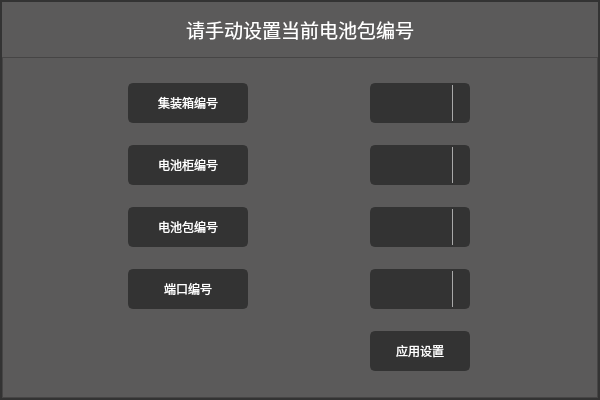
Old version of the form ui/ui_initSetting.ui in the repository saberrin/EIS_GUI.
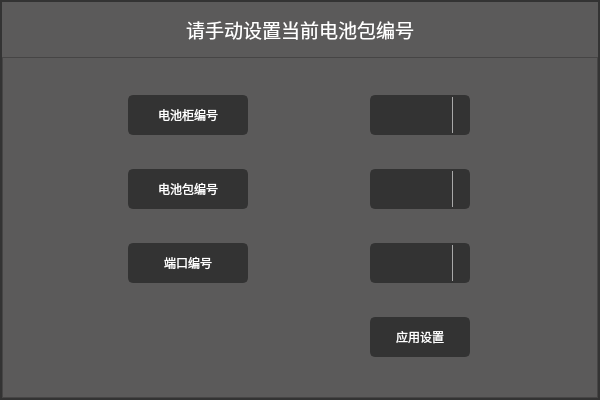
New version of the form. Icons and pictures are not drawn.

Patch:
```diff
--- a/ui/ui_initSetting.ui
+++ b/ui/ui_initSetting.ui
@@ -146,42 +146,7 @@
          <enum>QFrame::Raised</enum>
         </property>
         <layout class="QGridLayout" name="gridLayout">
-         <item row="0" column="0">
-          <widget class="QLabel" name="label_16">
-           <property name="sizePolicy">
-            <sizepolicy hsizetype="Fixed" vsizetype="Fixed">
-             <horstretch>0</horstretch>
-             <verstretch>0</verstretch>
-            </sizepolicy>
-           </property>
-           <property name="minimumSize">
-            <size>
-             <width>120</width>
-             <height>40</height>
-            </size>
-           </property>
-           <property name="styleSheet">
-            <string notr="true">QLabel {
-	font: 14pt &quot;Adobe 黑体 Std R&quot;;
-	border: 2px solid rgb(51,51,51);
-	border-radius: 5px;	
-	color:rgb(255,255,255);
-	background-color: rgb(51,51,51);
-}
-QLabel {
-	border: 2px solid rgb(51,51,51);
-	background-color: rgb(51,51,51);
-}</string>
-           </property>
-           <property name="text">
-            <string>集装箱编号</string>
-           </property>
-           <property name="alignment">
-            <set>Qt::AlignCenter</set>
-           </property>
-          </widget>
-         </item>
-         <item row="2" column="1">
+         <item row="1" column="1">
           <widget class="QComboBox" name="comboBox">
            <property name="sizePolicy">
             <sizepolicy hsizetype="Fixed" vsizetype="Fixed">
@@ -253,79 +218,7 @@
            </property>
           </widget>
          </item>
-         <item row="0" column="1">
-          <widget class="QComboBox" name="comboBox_2">
-           <property name="sizePolicy">
-            <sizepolicy hsizetype="Fixed" vsizetype="Fixed">
-             <horstretch>0</horstretch>
-             <verstretch>0</verstretch>
-            </sizepolicy>
-           </property>
-           <property name="minimumSize">
-            <size>
-             <width>100</width>
-             <height>40</height>
-            </size>
-           </property>
-           <property name="styleSheet">
-            <string notr="true">QComboBox {
-	font: 14pt &quot;Adobe 黑体 Std R&quot;;
-	border: 2px solid rgb(51,51,51);
-	border-radius: 5px;	
-	color:rgb(255,255,255);
-	background-color: rgb(51,51,51);
-}
-
-QComboBox:hover {
-	border: 2px solid rgb(0,143,170);
-	border-radius: 5px;	
-	color:rgb(255,255,255);
-	background-color: rgb(0,143,170);
-}
-
-QComboBox:!editable, QComboBox::drop-down:editable {
-	background: rgb(51,51,51);
-}
-
-QComboBox:!editable:on, QComboBox::drop-down:editable:on {
-    background:rgb(51,51,51);
-}
-
-QComboBox:on { /* shift the text when the popup opens */
-    padding-top: 3px;
-    padding-left: 4px;
-}
-
-QComboBox::drop-down {
-    subcontrol-origin: padding;
-    subcontrol-position: top right;
-    width: 15px;
-
-    border-left-width: 1px;
-    border-left-color: darkgray;
-    border-left-style: solid; /* just a single line */
-    border-top-right-radius: 5px; /* same radius as the QComboBox */
-    border-bottom-right-radius: 5px;
-}
-
-QComboBox::down-arrow {
-    image: url(icons/1x/arrow.png);
-}
-
-QComboBox::down-arrow:on { /* shift the arrow when popup is open */
-    top: 1px;
-    left: 1px;
-}
-
-QComboBox::drop-down {
-    background:rgb(51,51,51);
-}
-
-</string>
-           </property>
-          </widget>
-         </item>
-         <item row="4" column="1">
+         <item row="3" column="1">
           <widget class="QPushButton" name="pushButton_2">
            <property name="sizePolicy">
             <sizepolicy hsizetype="Fixed" vsizetype="Fixed">
@@ -367,7 +260,7 @@
            </property>
           </widget>
          </item>
-         <item row="1" column="0">
+         <item row="0" column="0">
           <widget class="QLabel" name="label_15">
            <property name="sizePolicy">
             <sizepolicy hsizetype="Fixed" vsizetype="Fixed">
@@ -402,7 +295,79 @@
            </property>
           </widget>
          </item>
-         <item row="2" column="0">
+         <item row="0" column="1">
+          <widget class="QComboBox" name="comboBox_3">
+           <property name="sizePolicy">
+            <sizepolicy hsizetype="Fixed" vsizetype="Fixed">
+             <horstretch>0</horstretch>
+             <verstretch>0</verstretch>
+            </sizepolicy>
+           </property>
+           <property name="minimumSize">
+            <size>
+             <width>100</width>
+             <height>40</height>
+            </size>
+           </property>
+           <property name="styleSheet">
+            <string notr="true">QComboBox {
+	font: 14pt &quot;Adobe 黑体 Std R&quot;;
+	border: 2px solid rgb(51,51,51);
+	border-radius: 5px;	
+	color:rgb(255,255,255);
+	background-color: rgb(51,51,51);
+}
+
+QComboBox:hover {
+	border: 2px solid rgb(0,143,170);
+	border-radius: 5px;	
+	color:rgb(255,255,255);
+	background-color: rgb(0,143,170);
+}
+
+QComboBox:!editable, QComboBox::drop-down:editable {
+	background: rgb(51,51,51);
+}
+
+QComboBox:!editable:on, QComboBox::drop-down:editable:on {
+    background:rgb(51,51,51);
+}
+
+QComboBox:on { /* shift the text when the popup opens */
+    padding-top: 3px;
+    padding-left: 4px;
+}
+
+QComboBox::drop-down {
+    subcontrol-origin: padding;
+    subcontrol-position: top right;
+    width: 15px;
+
+    border-left-width: 1px;
+    border-left-color: darkgray;
+    border-left-style: solid; /* just a single line */
+    border-top-right-radius: 5px; /* same radius as the QComboBox */
+    border-bottom-right-radius: 5px;
+}
+
+QComboBox::down-arrow {
+    image: url(icons/1x/arrow.png);
+}
+
+QComboBox::down-arrow:on { /* shift the arrow when popup is open */
+    top: 1px;
+    left: 1px;
+}
+
+QComboBox::drop-down {
+    background:rgb(51,51,51);
+}
+
+</string>
+           </property>
+          </widget>
+         </item>
+         <item row="1" column="0">
           <widget class="QLabel" name="label">
            <property name="sizePolicy">
             <sizepolicy hsizetype="Fixed" vsizetype="Fixed">
@@ -437,79 +402,7 @@
            </property>
           </widget>
          </item>
-         <item row="1" column="1">
-          <widget class="QComboBox" name="comboBox_3">
-           <property name="sizePolicy">
-            <sizepolicy hsizetype="Fixed" vsizetype="Fixed">
-             <horstretch>0</horstretch>
-             <verstretch>0</verstretch>
-            </sizepolicy>
-           </property>
-           <property name="minimumSize">
-            <size>
-             <width>100</width>
-             <height>40</height>
-            </size>
-           </property>
-           <property name="styleSheet">
-            <string notr="true">QComboBox {
-	font: 14pt &quot;Adobe 黑体 Std R&quot;;
-	border: 2px solid rgb(51,51,51);
-	border-radius: 5px;	
-	color:rgb(255,255,255);
-	background-color: rgb(51,51,51);
-}
-
-QComboBox:hover {
-	border: 2px solid rgb(0,143,170);
-	border-radius: 5px;	
-	color:rgb(255,255,255);
-	background-color: rgb(0,143,170);
-}
-
-QComboBox:!editable, QComboBox::drop-down:editable {
-	background: rgb(51,51,51);
-}
-
-QComboBox:!editable:on, QComboBox::drop-down:editable:on {
-    background:rgb(51,51,51);
-}
-
-QComboBox:on { /* shift the text when the popup opens */
-    padding-top: 3px;
-    padding-left: 4px;
-}
-
-QComboBox::drop-down {
-    subcontrol-origin: padding;
-    subcontrol-position: top right;
-    width: 15px;
-
-    border-left-width: 1px;
-    border-left-color: darkgray;
-    border-left-style: solid; /* just a single line */
-    border-top-right-radius: 5px; /* same radius as the QComboBox */
-    border-bottom-right-radius: 5px;
-}
-
-QComboBox::down-arrow {
-    image: url(icons/1x/arrow.png);
-}
-
-QComboBox::down-arrow:on { /* shift the arrow when popup is open */
-    top: 1px;
-    left: 1px;
-}
-
-QComboBox::drop-down {
-    background:rgb(51,51,51);
-}
-
-</string>
-           </property>
-          </widget>
-         </item>
-         <item row="3" column="0">
+         <item row="2" column="0">
           <widget class="QLabel" name="label_4">
            <property name="sizePolicy">
             <sizepolicy hsizetype="Fixed" vsizetype="Fixed">
@@ -544,7 +437,7 @@
            </property>
           </widget>
          </item>
-         <item row="3" column="1">
+         <item row="2" column="1">
           <widget class="QComboBox" name="comboBox_4">
            <property name="sizePolicy">
             <sizepolicy hsizetype="Fixed" vsizetype="Fixed">
```
